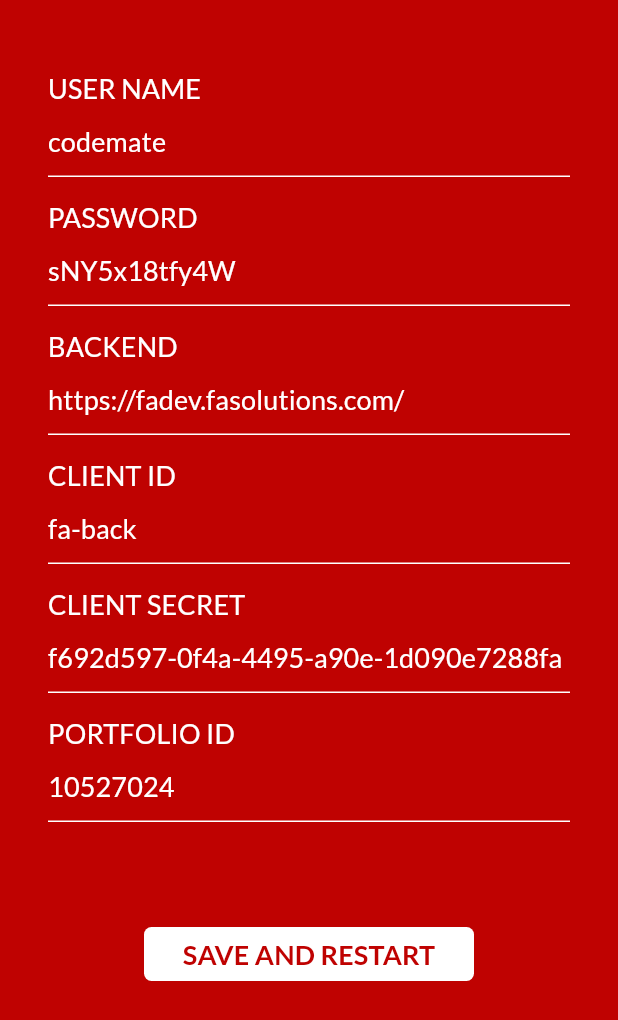
After one commit to janevala/fa_bank, a Flutter app: the BackendScreen screen opened by its route, on a phone screen of 412 x 824 dp. The commit adds this screen. Shown: the top 1020 px of the screen. Run offline on Flutter 3.47's test engine with Material 2 defaults, Android fonts, the phone set to English and light mode, and no system bars; our stand-ins replace bloc, charts_flutter, dio, flutter_bloc, flutter_money_formatter, get_it and 2 more; missing offline and left inert: date_range_picker; accounts and stored records are empty; generated files the repository leaves out were written again.

Commit message:
login details configurability

```diff
--- a/lib/app.dart
+++ b/lib/app.dart
@@ -1,4 +1,5 @@
 import 'package:fa_bank/injector.dart';
+import 'package:fa_bank/ui/backend_screen.dart';
 import 'package:fa_bank/ui/dashboard_screen.dart';
 import 'package:fa_bank/ui/login_screen.dart';
 import 'package:fa_bank/ui/security_screen.dart';
@@ -16,7 +17,9 @@ class App extends StatelessWidget {
         ? _sharedPreferencesManager.getBool(SharedPreferencesManager.keyIsLogin)
         : false;
 
-    return MaterialApp(
+    //https://stackoverflow.com/questions/50115311/flutter-how-to-force-an-application-restart-in-production-mode
+    return RestartWidget(
+      child: MaterialApp(
         showPerformanceOverlay: false,
         theme: ThemeData(
             brightness: Brightness.light,
@@ -34,7 +37,40 @@ class App extends StatelessWidget {
           LoginScreen.route: (context) => LoginScreen(),
           DashboardScreen.route: (context) => DashboardScreen(),
           SecurityScreen.route: (context) => SecurityScreen(),
+          BackendScreen.route: (context) => BackendScreen(),
         },
+      ),
     );
   }
 }
+
+class RestartWidget extends StatefulWidget {
+  RestartWidget({this.child});
+
+  final Widget child;
+
+  static void restartApp(BuildContext context) {
+    context.findAncestorStateOfType<_RestartWidgetState>().restartApp();
+  }
+
+  @override
+  _RestartWidgetState createState() => _RestartWidgetState();
+}
+
+class _RestartWidgetState extends State<RestartWidget> {
+  Key key = UniqueKey();
+
+  void restartApp() {
+    setState(() {
+      key = UniqueKey();
+    });
+  }
+
+  @override
+  Widget build(BuildContext context) {
+    return KeyedSubtree(
+      key: key,
+      child: widget.child,
+    );
+  }
+}
--- a/lib/bloc/login_bloc.dart
+++ b/lib/bloc/login_bloc.dart
@@ -27,7 +27,6 @@ class LoginEvent extends LoginState {
 }
 
 class LoginBloc extends Bloc<LoginEvent, LoginState> {
-  final ApiRepository apiRepository = ApiRepository();
   final SharedPreferencesManager sharedPreferencesManager = locator<SharedPreferencesManager>();
 
   @override
@@ -44,7 +43,7 @@ class LoginBloc extends Bloc<LoginEvent, LoginState> {
       return;
     }
     yield LoginLoading();
-    Token token = await apiRepository.postLoginUser(loginBody);
+    Token token = await ApiRepository().postLoginUser(loginBody);
     if (token.error != null) {
       yield LoginFailure(token.error);
       return;
@@ -53,8 +52,7 @@ class LoginBloc extends Bloc<LoginEvent, LoginState> {
     await sharedPreferencesManager.putString(SharedPreferencesManager.keyRefreshToken, token.refreshToken);
     await sharedPreferencesManager.putBool(SharedPreferencesManager.keyIsLogin, true);
     await sharedPreferencesManager.putInt(SharedPreferencesManager.keyAuthMSecs, DateTime.now().millisecondsSinceEpoch);
-    await sharedPreferencesManager.putString(SharedPreferencesManager.keyUsername, loginBody.username);
-    await sharedPreferencesManager.putInt(SharedPreferencesManager.keyUid, 10527024); //10527075
+    await sharedPreferencesManager.putString(SharedPreferencesManager.keyPortfolioUserName, loginBody.username);
     yield LoginSuccess();
   }
 }
--- a/lib/constants.dart
+++ b/lib/constants.dart
@@ -1,10 +1,4 @@
 import 'package:json_annotation/json_annotation.dart';
 
 class Constants {
-  static const String faBaseUrl = 'https://fadev.fasolutions.com/';
-  static const String faAuthApi = faBaseUrl + 'graphql';
-  @JsonKey(name: 'client_id')
-  static const String clientId = 'fa-back';
-  @JsonKey(name: 'client_secret')
-  static const String clientSecret = 'f692d597-0f4a-4495-a90e-1d090e7288fa';
 }
--- a/lib/podo/login/login_body.dart
+++ b/lib/podo/login/login_body.dart
@@ -22,6 +22,6 @@ class LoginBody {
   }
 
   String tokenString() {
-    return 'username=$username&password=$password&grant_type=$grantType&scope=openid offline_access&client_id=' + Constants.clientId + '&client_secret=' + Constants.clientSecret;
+    return 'username=$username&password=$password&grant_type=$grantType&scope=openid offline_access';
   }
 }
--- a/lib/podo/refreshtoken/refresh_token_body.dart
+++ b/lib/podo/refreshtoken/refresh_token_body.dart
@@ -23,6 +23,6 @@ class RefreshTokenBody {
   }
 
   String tokenString() {
-    return 'grant_type=$grantType&refresh_token=$refreshToken&client_id=' + Constants.clientId + '&client_secret=' + Constants.clientSecret;
+    return 'grant_type=$grantType&refresh_token=$refreshToken';
   }
 }
--- /dev/null
+++ b/lib/ui/backend_screen.dart
@@ -0,0 +1,263 @@
+import 'dart:io';
+
+import 'package:fa_bank/app.dart';
+import 'package:fa_bank/bloc/login_bloc.dart';
+import 'package:fa_bank/injector.dart';
+import 'package:fa_bank/podo/login/login_body.dart';
+import 'package:fa_bank/ui/dashboard_screen.dart';
+import 'package:fa_bank/ui/fa_color.dart';
+import 'package:fa_bank/utils/shared_preferences_manager.dart';
+import 'package:fa_bank/widget/spinner.dart';
+import 'package:flutter/cupertino.dart';
+import 'package:flutter/material.dart';
+import 'package:flutter/services.dart';
+import 'package:flutter_bloc/flutter_bloc.dart';
+
+final SharedPreferencesManager _sharedPreferencesManager = locator<SharedPreferencesManager>();
+
+class BackendScreen extends StatelessWidget {
+  static const String route = '/backend_screen';
+
+  TextEditingController _controllerUserName = TextEditingController();
+  TextEditingController _controllerPassword = TextEditingController();
+  TextEditingController _controllerBackend = TextEditingController();
+  TextEditingController _controllerClientId = TextEditingController();
+  TextEditingController _controllerClientSecret = TextEditingController();
+  TextEditingController _controllerPortfolioId = TextEditingController();
+
+  @override
+  Widget build(BuildContext context) {
+
+    _controllerUserName.text = _sharedPreferencesManager.getString(SharedPreferencesManager.keyLoginUserName);
+    _controllerPassword.text = _sharedPreferencesManager.getString(SharedPreferencesManager.keyLoginPassword);
+    _controllerBackend.text = _sharedPreferencesManager.getString(SharedPreferencesManager.keyBackend);
+    _controllerClientId.text = _sharedPreferencesManager.getString(SharedPreferencesManager.keyClientId);
+    _controllerClientSecret.text = _sharedPreferencesManager.getString(SharedPreferencesManager.keyClientSecret);
+    _controllerPortfolioId.text = _sharedPreferencesManager.getInt(SharedPreferencesManager.keyPortfolioId).toString();
+
+    return Scaffold(
+      backgroundColor: FaColor.red[900],
+      body: SafeArea(
+        child: Container(
+          child: Padding(
+            padding: EdgeInsets.all(32),
+            child: SingleChildScrollView(
+                child: ListView(
+                  shrinkWrap: true,
+                  physics: const NeverScrollableScrollPhysics(),
+                  children: <Widget>[
+                    _widgetSizedBox(16),
+                    _widgetLabel(context, 'USER NAME'),
+                    _widgetFieldUserName(context),
+                    _widgetSizedBox(16),
+                    _widgetLabel(context, 'PASSWORD'),
+                    _widgetFieldPlainTextPassword(context),
+                    _widgetSizedBox(16),
+                    _widgetLabel(context, 'BACKEND'),
+                    _widgetFieldBackend(context),
+                    _widgetSizedBox(16),
+                    _widgetLabel(context, 'CLIENT ID'),
+                    _widgetFieldClientId(context),
+                    _widgetSizedBox(16),
+                    _widgetLabel(context, 'CLIENT SECRET'),
+                    _widgetFieldClientSecret(context),
+                    _widgetSizedBox(16),
+                    _widgetLabel(context, 'PORTFOLIO ID'),
+                    _widgetFieldPortfolioId(context),
+                    _widgetSizedBox(64),
+                    _widgetSaveAndReboot(context),
+                  ],
+                ),
+            ),
+          ),
+        ),
+      ),
+    );
+  }
+
+  Widget _widgetSaveAndReboot(BuildContext context) {
+    return Padding(
+      padding: EdgeInsets.only(left: 64, right: 64),
+      child: FlatButton(
+          child: Text(
+            'SAVE AND RESTART',
+            style: Theme.of(context).textTheme.subtitle2.merge(
+                  TextStyle(color: FaColor.red[900], fontWeight: FontWeight.bold),
+                ),
+          ),
+          onPressed: () {
+            String username = _controllerUserName.text.trim();
+            String password = _controllerPassword.text.trim();
+            String backend = _controllerBackend.text.trim();
+            String clientId = _controllerClientId.text.trim();
+            String clientSecret = _controllerClientSecret.text.trim();
+            String portfolioId = _controllerPortfolioId.text.trim();
+            if (username.isNotEmpty || password.isNotEmpty || backend.isNotEmpty || clientId.isNotEmpty || clientSecret.isNotEmpty || portfolioId.isNotEmpty ) {
+              _sharedPreferencesManager.clearAll();
+              _sharedPreferencesManager.putBool(SharedPreferencesManager.keyIsLogin, false);
+              _sharedPreferencesManager.putString(SharedPreferencesManager.keyLoginUserName, username);
+              _sharedPreferencesManager.putString(SharedPreferencesManager.keyLoginPassword, password);
+              _sharedPreferencesManager.putString(SharedPreferencesManager.keyBackend, backend);
+              _sharedPreferencesManager.putString(SharedPreferencesManager.keyClientId, clientId);
+              _sharedPreferencesManager.putString(SharedPreferencesManager.keyClientSecret, clientSecret);
+              _sharedPreferencesManager.putInt(SharedPreferencesManager.keyPortfolioId, int.parse(portfolioId));
+
+              RestartWidget.restartApp(context);
+            }
+          },
+          color: Colors.white,
+          shape: RoundedRectangleBorder(borderRadius: BorderRadius.circular(5.0))),
+    );
+  }
+
+  Widget _widgetFieldUserName(BuildContext context) {
+    return TextField(
+        style: Theme.of(context).textTheme.subtitle2.merge(
+              TextStyle(
+                color: Colors.white,
+              ),
+            ),
+        controller: _controllerUserName,
+        keyboardType: TextInputType.text,
+        cursorColor: Colors.white,
+        decoration: InputDecoration(
+          enabledBorder: UnderlineInputBorder(
+            borderSide: BorderSide(color: Colors.white),
+          ),
+          focusedBorder: UnderlineInputBorder(
+            borderSide: BorderSide(color: Colors.white),
+          ),
+          border: UnderlineInputBorder(
+            borderSide: BorderSide(color: Colors.white),
+          ),
+        ));
+  }
+
+  Widget _widgetFieldPlainTextPassword(BuildContext context) {
+    return TextField(
+        style: Theme.of(context).textTheme.subtitle2.merge(
+          TextStyle(
+            color: Colors.white,
+          ),
+        ),
+        controller: _controllerPassword,
+        keyboardType: TextInputType.text,
+        cursorColor: Colors.white,
+        decoration: InputDecoration(
+          enabledBorder: UnderlineInputBorder(
+            borderSide: BorderSide(color: Colors.white),
+          ),
+          focusedBorder: UnderlineInputBorder(
+            borderSide: BorderSide(color: Colors.white),
+          ),
+          border: UnderlineInputBorder(
+            borderSide: BorderSide(color: Colors.white),
+          ),
+        ));
+  }
+
+  Widget _widgetFieldBackend(BuildContext context) {
+    return TextField(
+        style: Theme.of(context).textTheme.subtitle2.merge(
+          TextStyle(
+            color: Colors.white,
+          ),
+        ),
+        controller: _controllerBackend,
+        keyboardType: TextInputType.text,
+        cursorColor: Colors.white,
+        decoration: InputDecoration(
+          enabledBorder: UnderlineInputBorder(
+            borderSide: BorderSide(color: Colors.white),
+          ),
+          focusedBorder: UnderlineInputBorder(
+            borderSide: BorderSide(color: Colors.white),
+          ),
+          border: UnderlineInputBorder(
+            borderSide: BorderSide(color: Colors.white),
+          ),
+        ));
+  }
+
+  Widget _widgetFieldClientId(BuildContext context) {
+    return TextField(
+        style: Theme.of(context).textTheme.subtitle2.merge(
+          TextStyle(
+            color: Colors.white,
+          ),
+        ),
+        controller: _controllerClientId,
+        keyboardType: TextInputType.text,
+        cursorColor: Colors.white,
+        decoration: InputDecoration(
+          enabledBorder: UnderlineInputBorder(
+            borderSide: BorderSide(color: Colors.white),
+          ),
+          focusedBorder: UnderlineInputBorder(
+            borderSide: BorderSide(color: Colors.white),
+          ),
+          border: UnderlineInputBorder(
+            borderSide: BorderSide(color: Colors.white),
+          ),
+        ));
+  }
+
+  Widget _widgetFieldClientSecret(BuildContext context) {
+    return TextField(
+        style: Theme.of(context).textTheme.subtitle2.merge(
+          TextStyle(
+            color: Colors.white,
+          ),
+        ),
+        controller: _controllerClientSecret,
+        keyboardType: TextInputType.text,
+        cursorColor: Colors.white,
+        decoration: InputDecoration(
+          enabledBorder: UnderlineInputBorder(
+            borderSide: BorderSide(color: Colors.white),
+          ),
+          focusedBorder: UnderlineInputBorder(
+            borderSide: BorderSide(color: Colors.white),
+          ),
+          border: UnderlineInputBorder(
+            borderSide: BorderSide(color: Colors.white),
+          ),
+        ));
+  }
+
+  Widget _widgetFieldPortfolioId(BuildContext context) {
+    return TextField(
+        style: Theme.of(context).textTheme.subtitle2.merge(
+          TextStyle(
+            color: Colors.white,
+          ),
+        ),
+        controller: _controllerPortfolioId,
+        keyboardType: TextInputType.number,
+        cursorColor: Colors.white,
+        decoration: InputDecoration(
+          enabledBorder: UnderlineInputBorder(
+            borderSide: BorderSide(color: Colors.white),
+          ),
+          focusedBorder: UnderlineInputBorder(
+            borderSide: BorderSide(color: Colors.white),
+          ),
+          border: UnderlineInputBorder(
+            borderSide: BorderSide(color: Colors.white),
+          ),
+        ));
+  }
+
+  Widget _widgetLabel(BuildContext context, String label) {
+    return Text(
+      label,
+      style: Theme.of(context).textTheme.subtitle2.merge(
+            TextStyle(
+              color: Colors.white,
+            ),
+          ),
+    );
+  }
+
+  Widget _widgetSizedBox(double height) => SizedBox(height: height);
+}
--- a/lib/ui/investment_item.dart
+++ b/lib/ui/investment_item.dart
@@ -50,7 +50,7 @@ class InvestmentItem extends StatelessWidget {
       children: <Widget>[
         InkWell(
           onTap: () {
-            _sharedPreferencesManager.putString(SharedPreferencesManager.securityCode, investment.security.securityCode);
+            _sharedPreferencesManager.putString(SharedPreferencesManager.keySecurityCode, investment.security.securityCode);
 
             Navigator.pushNamed(context, SecurityScreen.route,
               arguments: SecurityArgument(investment, shortName, cashBalance),
--- a/lib/ui/login_screen.dart
+++ b/lib/ui/login_screen.dart
@@ -1,20 +1,32 @@
 import 'dart:io';
 
 import 'package:fa_bank/bloc/login_bloc.dart';
+import 'package:fa_bank/injector.dart';
 import 'package:fa_bank/podo/login/login_body.dart';
+import 'package:fa_bank/ui/backend_screen.dart';
 import 'package:fa_bank/ui/dashboard_screen.dart';
 import 'package:fa_bank/ui/fa_color.dart';
+import 'package:fa_bank/utils/shared_preferences_manager.dart';
 import 'package:fa_bank/widget/spinner.dart';
 import 'package:flutter/cupertino.dart';
 import 'package:flutter/material.dart';
 import 'package:flutter/services.dart';
 import 'package:flutter_bloc/flutter_bloc.dart';
 
-class LoginScreen extends StatelessWidget {
+class LoginScreen extends StatefulWidget {
   static const String route = '/login_screen';
 
+  @override
+  _LoginScreenState createState() => _LoginScreenState();
+}
+
+final SharedPreferencesManager _sharedPreferencesManager = locator<SharedPreferencesManager>();
+
+class _LoginScreenState extends State<LoginScreen> {
   final LoginBloc _loginBloc = LoginBloc();
+
   final TextEditingController _controllerUserName = TextEditingController();
+
   final TextEditingController _controllerPassword = TextEditingController();
 
   _showToast(BuildContext context, var text) {
@@ -38,6 +50,24 @@ class LoginScreen extends StatelessWidget {
         }
       },
     );
+  }
+
+  @override
+  void initState() {
+    super.initState();
+
+    if (!_sharedPreferencesManager.isKeyExists(SharedPreferencesManager.keyLoginUserName))
+      _sharedPreferencesManager.putString(SharedPreferencesManager.keyLoginUserName, 'codemate');
+    if (!_sharedPreferencesManager.isKeyExists(SharedPreferencesManager.keyLoginPassword))
+      _sharedPreferencesManager.putString(SharedPreferencesManager.keyLoginPassword, 'sNY5x18tfy4W');
+    if (!_sharedPreferencesManager.isKeyExists(SharedPreferencesManager.keyBackend))
+      _sharedPreferencesManager.putString(SharedPreferencesManager.keyBackend, 'https://fadev.fasolutions.com/');
+    if (!_sharedPreferencesManager.isKeyExists(SharedPreferencesManager.keyClientId))
+      _sharedPreferencesManager.putString(SharedPreferencesManager.keyClientId, 'fa-back');
+    if (!_sharedPreferencesManager.isKeyExists(SharedPreferencesManager.keyClientSecret))
+      _sharedPreferencesManager.putString(SharedPreferencesManager.keyClientSecret, 'f692d597-0f4a-4495-a90e-1d090e7288fa');
+    if (!_sharedPreferencesManager.isKeyExists(SharedPreferencesManager.keyPortfolioId))
+      _sharedPreferencesManager.putInt(SharedPreferencesManager.keyPortfolioId, 10527024); //10527075
   }
 
   @override
@@ -97,6 +127,7 @@ class LoginScreen extends StatelessWidget {
                             Builder(
                                 builder: (stupidToastContext) => InkWell(
                                     onTap: () => _showToast(stupidToastContext, 'Not implemented'),
+                                    onLongPress: () => Navigator.pushNamed(context, BackendScreen.route),
                                     child: Text(
                                       'FORGOT PASSWORD?',
                                       style: Theme.of(context).textTheme.subtitle2.merge(
@@ -109,6 +140,7 @@ class LoginScreen extends StatelessWidget {
                             Builder(
                                 builder: (stupidToastContext) => InkWell(
                                     onTap: () => _showToast(stupidToastContext, 'Not implemented'),
+                                    onLongPress: () => Navigator.pushNamed(context, BackendScreen.route),
                                     child: Text(
                                       'PRIVACY POLICY',
                                       style: Theme.of(context).textTheme.subtitle2.merge(
@@ -160,7 +192,9 @@ class LoginScreen extends StatelessWidget {
             String username = _controllerUserName.text.trim();
             String password = _controllerPassword.text.trim();
             if (username.isEmpty || password.isEmpty) {
-              _loginBloc.add(LoginEvent(LoginBody('codemate', 'sNY5x18tfy4W', 'password')));
+              var user = _sharedPreferencesManager.getString(SharedPreferencesManager.keyLoginUserName);
+              var pass = _sharedPreferencesManager.getString(SharedPreferencesManager.keyLoginPassword);
+              _loginBloc.add(LoginEvent(LoginBody(user, pass, 'password')));
             } else {
               _loginBloc.add(LoginEvent(LoginBody(username, password, 'password')));
             }
--- a/lib/utils/shared_preferences_manager.dart
+++ b/lib/utils/shared_preferences_manager.dart
@@ -7,12 +7,18 @@ class SharedPreferencesManager {
   static const String keyAccessToken = 'accessToken';
   static const String keyRefreshToken = 'refreshToken';
   static const String keyIsLogin = 'isLogin';
-  static const String keyUsername = 'username';
+  static const String keyPortfolioUserName = 'portfolioUserName';
   static const String keyAuthMSecs = 'authMSecs';
-  static const String keyUid = 'userId';
-  static const String portfolioBody = 'portfolioBody';
-  static const String securityCode = 'securityCode';
-  static const String securityBody = 'securityBody_';
+  static const String keyPortfolioBody = 'portfolioBody';
+  static const String keySecurityCode = 'securityCode';
+  static const String keySecurityBody = 'securityBody_';
+  static const String keyLoginUserName = 'loginUserName';
+  static const String keyLoginPassword = 'loginPassword';
+
+  static const String keyBackend = 'backend';
+  static const String keyPortfolioId = 'portfolioId';
+  static const String keyClientId = 'clientId';
+  static const String keyClientSecret = 'clientSecret';
 
   static Future<SharedPreferencesManager> getInstance() async {
     if (_manager == null) {
@@ -49,4 +55,16 @@ class SharedPreferencesManager {
   Future<bool> clearKey(String key) => _preferences.remove(key);
 
   Future<bool> clearAll() => _preferences.clear();
+
+  Future<bool> clearSessionRelated() {
+    _preferences.remove(keyAccessToken);
+    _preferences.remove(keyRefreshToken);
+    _preferences.remove(keyIsLogin);
+    _preferences.remove(keyPortfolioUserName);
+    _preferences.remove(keyPortfolioBody);
+    _preferences.remove(keyAuthMSecs);
+    _preferences.remove(keyLoginUserName);
+    _preferences.remove(keyLoginPassword);
+  }
+
 }
```
Also changed, not shown: lib/api/api_provider.dart (+15 -4 lines), lib/bloc/dashboard_bloc.dart (+5 -5 lines), lib/bloc/security_bloc.dart (+7 -7 lines), lib/ui/dashboard_screen.dart (+11 -5 lines). Lines whose indentation alone changed are shown as unchanged.
